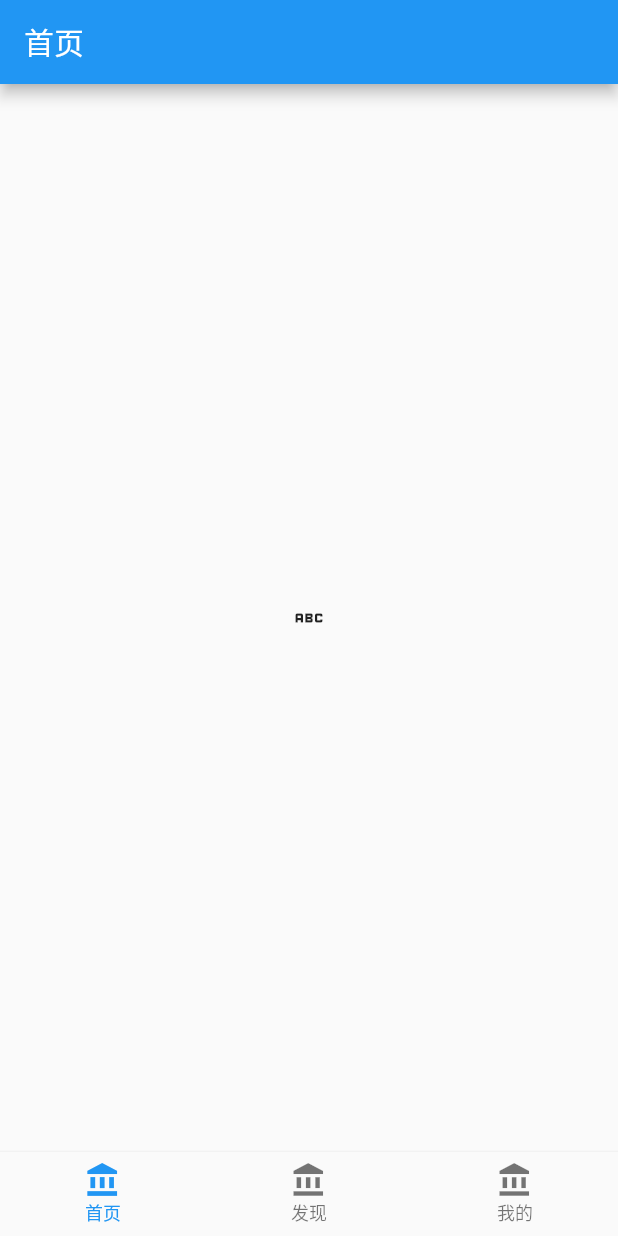
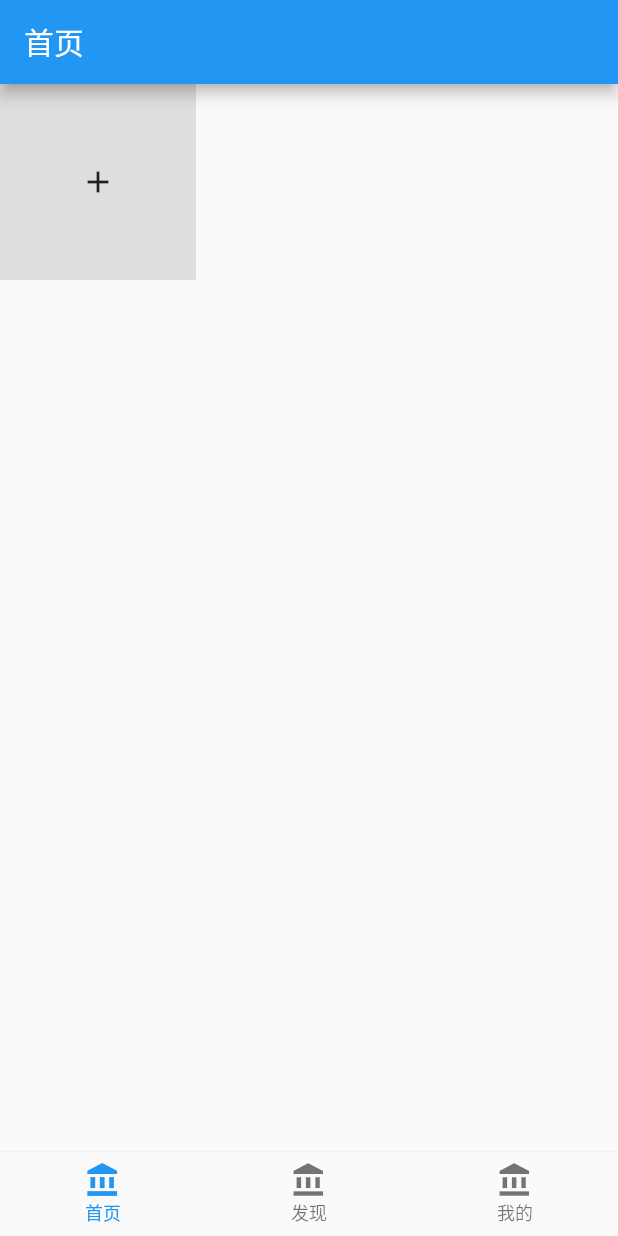
Before and after one commit to xingtianwuganqi/flutter_wallpaper, a Flutter app: the screen it shows after launch, on a phone screen of 412 x 824 dp. Run offline on Flutter 3.47's test engine with Material 2 defaults, Android fonts, the phone set to English and light mode, and no system bars.

Commit message:
fix：首页显示调整

```diff
--- /dev/null
+++ b/flutter_wallpaper/lib/B_HomePage/HomePageListModel.dart
@@ -0,0 +1,20 @@
+
+class HomePageListModel {
+  final String? imgUrl;
+  final int? createTime;
+  final bool? isAdd;
+
+  HomePageListModel({
+    this.imgUrl,
+    this.createTime,
+    this.isAdd,
+  });
+
+  factory HomePageListModel.fromJson(Map<String, dynamic> json) {
+    return HomePageListModel(
+      imgUrl: json["imgUrl"],
+      createTime: json["createTime"],
+      isAdd: false
+    );
+  }
+}
--- a/flutter_wallpaper/lib/B_HomePage/HomePageListPage.dart
+++ b/flutter_wallpaper/lib/B_HomePage/HomePageListPage.dart
@@ -1,5 +1,7 @@
 import 'package:flutter/material.dart';
 import 'package:flutter_wallpaper/B_HomePage/EditPage.dart';
+
+import 'HomePageListModel.dart';
 
 class HomePageListPage extends StatefulWidget {
   @override
@@ -10,6 +12,16 @@ class HomePageListPage extends StatefulWidget {
 }
 
 class HomePageListPageState extends State<HomePageListPage> {
+
+  List<HomePageListModel> homeListModels = [HomePageListModel(isAdd: true)];
+
+  @override
+  void initState() {
+    // TODO: implement initState
+    super.initState();
+
+  }
+
   @override
   Widget build(BuildContext context) {
     // TODO: implement build
@@ -17,13 +29,35 @@ class HomePageListPageState extends State<HomePageListPage> {
       appBar: AppBar(
         title: Text("首页"),
       ),
-      body: Center(
-        child: IconButton(icon: const Icon(Icons.abc_outlined), onPressed: () {
+      body: GridView.builder(gridDelegate: const SliverGridDelegateWithFixedCrossAxisCount(
+        crossAxisCount: 3,
+        mainAxisSpacing: 10,
+        crossAxisSpacing: 10,
+        childAspectRatio: 1.0
+      ),itemCount: homeListModels.length,
+          itemBuilder: (context, index) {
+          var item = homeListModels[index];
+          if (item.isAdd == true) {
+            return addItem();
+          }else{
+            return Container();
+          }
+        }
+      )
+    );
+  }
+
+  Widget addItem() {
+    return Container(
+      color: Colors.grey.withOpacity(0.3),
+      child: IconButton(
+        icon: const Icon(Icons.add),
+        onPressed: () {
           Navigator.push(context, MaterialPageRoute(builder: (context){
             return const EditPage();
           }));
-        },),
-      )
+        },
+      ),
     );
   }
 }
```
Also changed, not shown: flutter_wallpaper/lib/B_HomePage/EditPage.dart (+65 -22 lines), 1 other file.
